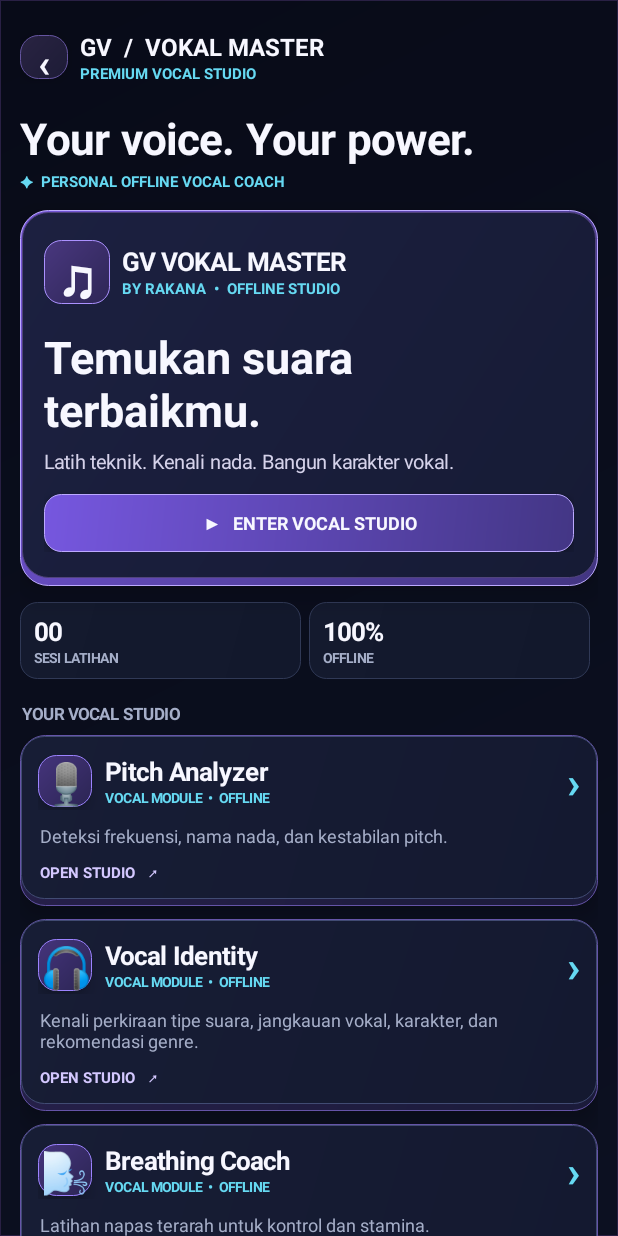
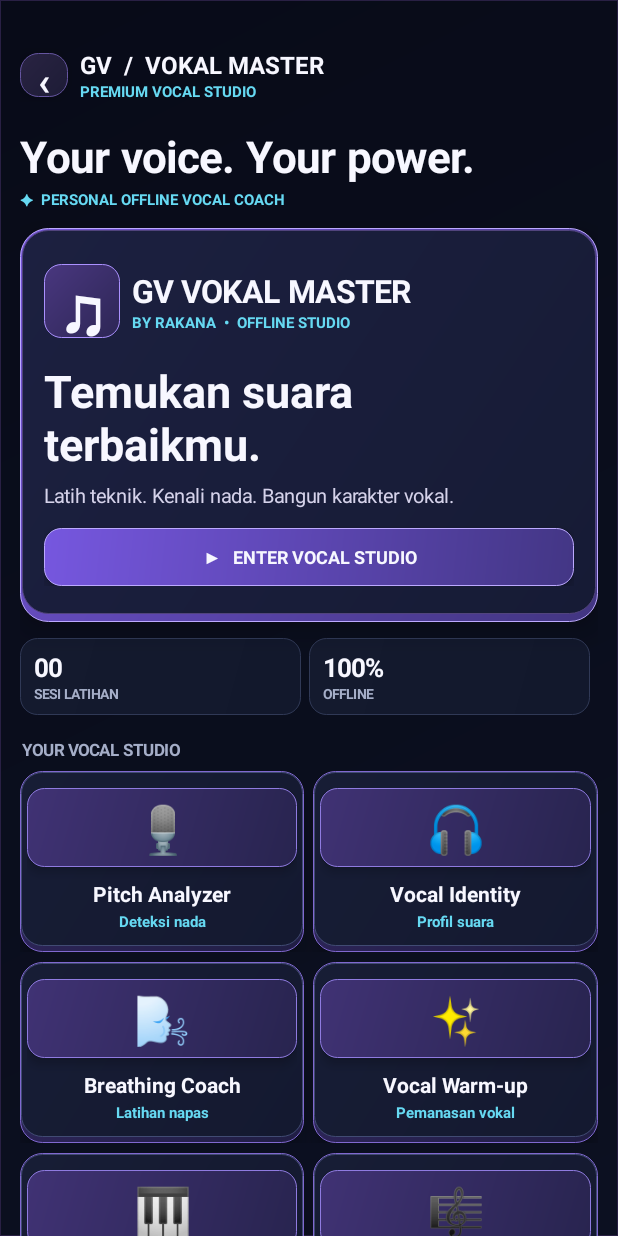
Before and after one commit to akiura1303/vocal-master-offline, an Android app: the screen it shows after launch (MainActivity), on a phone screen of 412 x 824 dp. Run offline under Robolectric (Android 15) with nearby library versions, the phone set to English and light mode, and no system bars.

Commit message:
Redesign home dashboard grid and improve GV branding spacing

```diff
--- a/app/src/main/java/id/vocalmaster/offline/MainActivity.java
+++ b/app/src/main/java/id/vocalmaster/offline/MainActivity.java
@@ -34,7 +34,7 @@ public class MainActivity extends Activity {
         stopMic(); onHome=false; backAction=()->home();
         page=col(); page.setBackground(shape(bg,0,0xFF292044));
         ScrollView sc=new ScrollView(this); sc.setFillViewport(true);
-        body=col(); body.setPadding(20,30,20,30); sc.addView(body); page.addView(sc); setContentView(page);
+        body=col(); body.setPadding(20,48,20,30); sc.addView(body); page.addView(sc); setContentView(page);
         LinearLayout nav=new LinearLayout(this); nav.setGravity(Gravity.CENTER_VERTICAL); nav.setPadding(0,0,0,16);
         TextView back=txt("‹",26,white,true); back.setGravity(Gravity.CENTER); back.setBackground(shape(0xFF292342,18,0xFF6555A0)); back.setElevation(10);
         LinearLayout.LayoutParams bp=new LinearLayout.LayoutParams(48,44); bp.rightMargin=12; nav.addView(back,bp); back.setOnClickListener(v->goBack());
@@ -90,11 +90,11 @@ public class MainActivity extends Activity {
         private void home(){
         startPage("Your voice. Your power.","PERSONAL OFFLINE VOCAL COACH"); onHome=true; backAction=null;
         LinearLayout frame=col(); frame.setPadding(2,2,2,8); frame.setBackground(shape(0xFF7455D8,28,0xFFBCA9FF)); frame.setElevation(16f);
-        LinearLayout hero=col(); hero.setPadding(22,28,22,26); hero.setBackground(shape(0xFF1C2040,26,0xFF51447D)); frame.addView(hero);
+        LinearLayout hero=col(); hero.setPadding(22,34,22,28); hero.setBackground(shape(0xFF1C2040,26,0xFF51447D)); frame.addView(hero);
         LinearLayout brandRow=new LinearLayout(this); brandRow.setGravity(Gravity.CENTER_VERTICAL);
-        TextView logo=txt("♫",36,white,true); logo.setGravity(Gravity.CENTER); logo.setBackground(shape(0xFF49377F,17,0xFFAB91FF));
-        LinearLayout.LayoutParams lp=new LinearLayout.LayoutParams(66,64); lp.rightMargin=12; brandRow.addView(logo,lp);
-        LinearLayout brand=col(); brand.addView(txt("GV VOKAL MASTER",17,white,true)); brand.addView(txt("BY RAKANA  •  OFFLINE STUDIO",10,cyan,true)); brandRow.addView(brand); hero.addView(brandRow);
+        TextView logo=txt("♫",44,white,true); logo.setGravity(Gravity.CENTER); logo.setBackground(shape(0xFF49377F,17,0xFFAB91FF));
+        LinearLayout.LayoutParams lp=new LinearLayout.LayoutParams(76,74); lp.rightMargin=12; brandRow.addView(logo,lp);
+        LinearLayout brand=col(); brand.addView(txt("GV VOKAL MASTER",21,white,true)); brand.addView(txt("BY RAKANA  •  OFFLINE STUDIO",10,cyan,true)); brandRow.addView(brand); hero.addView(brandRow);
         TextView h=txt("Temukan suara\nterbaikmu.",30,white,true); h.setPadding(0,22,0,8); hero.addView(h);
         hero.addView(txt("Latih teknik. Kenali nada. Bangun karakter vokal.",13,0xFFD5D2EA,false));
         TextView start=txt("▶   ENTER VOCAL STUDIO",12,white,true); start.setGravity(Gravity.CENTER); start.setPadding(12,16,12,16);
@@ -104,17 +104,19 @@ public class MainActivity extends Activity {
         LinearLayout stats=new LinearLayout(this); stats.setPadding(0,16,0,7);
         stats.addView(stat("0"+sessions,"SESI LATIHAN")); stats.addView(stat("100%","OFFLINE")); body.addView(stats);
         label("Your vocal studio");
-        card("◉","Pitch Analyzer","Deteksi frekuensi, nama nada, dan kestabilan pitch.",this::tuner);
-        card("✺","Vocal Identity","Kenali perkiraan tipe suara, jangkauan vokal, karakter, dan rekomendasi genre.",this::identity);
-        card("◌","Breathing Coach","Latihan napas terarah untuk kontrol dan stamina.",()->exercise("Breathing Coach","Tarik napas lembut 4 hitungan. Tahan 2 hitungan, lalu hembuskan 6 hitungan.",4,2,6));
-        card("✧","Vocal Warm-up","Humming, lip trill, dan pemanasan rentang nada.",()->exercise("Vocal Warm-up","Mulai humming ringan, lanjut lip trill, lalu siren lembut. Jangan memaksa tenggorokan.",4,2,5));
-        card("♫","Virtual Piano","Nada referensi untuk membantu latihan intonasi.",this::piano);
-        card("⌁","Vocal Range Test","Eksplorasi nada rendah dan tinggi yang nyaman.",this::range);
-        card("▤","Vocal Academy","Materi teknik vokal dari dasar hingga lanjutan.",this::lessons);
+        LinearLayout grid=new LinearLayout(this);grid.setOrientation(1);
+        LinearLayout r1=new LinearLayout(this);r1.addView(menuTile("🎙","Pitch Analyzer","Deteksi nada",this::tuner),new LinearLayout.LayoutParams(0,-2,1));r1.addView(menuTile("🎧","Vocal Identity","Profil suara",this::identity),tileGap());grid.addView(r1);
+        LinearLayout r2=new LinearLayout(this);r2.setPadding(0,10,0,0);r2.addView(menuTile("🌬","Breathing Coach","Latihan napas",()->exercise("Breathing Coach","Tarik napas lembut 4 hitungan. Tahan 2 hitungan, lalu hembuskan 6 hitungan.",4,2,6)),new LinearLayout.LayoutParams(0,-2,1));r2.addView(menuTile("✨","Vocal Warm-up","Pemanasan vokal",()->exercise("Vocal Warm-up","Mulai humming ringan, lanjut lip trill, lalu siren lembut. Jangan memaksa tenggorokan.",4,2,5)),tileGap());grid.addView(r2);
+        LinearLayout r3=new LinearLayout(this);r3.setPadding(0,10,0,0);r3.addView(menuTile("🎹","Virtual Piano","Nada referensi",this::piano),new LinearLayout.LayoutParams(0,-2,1));r3.addView(menuTile("🎼","Vocal Range","Tes rentang nada",this::range),tileGap());grid.addView(r3);body.addView(grid);
+        LinearLayout shortcuts=new LinearLayout(this);shortcuts.setPadding(0,12,0,4);shortcuts.addView(menuShortcut("🎓  Vocal Academy",this::lessons),new LinearLayout.LayoutParams(0,54,1));shortcuts.addView(menuShortcut("⚙  Pengaturan",this::settings),tileGap());body.addView(shortcuts);
         label("About this studio");
         TextView credit=txt("GV Vokal Master  •  By Rakana\nDesigned for focused offline vocal practice.",11,muted,false); credit.setGravity(Gravity.CENTER); credit.setPadding(8,14,8,10); body.addView(credit);
     }
         private View stat(String value,String caption){LinearLayout box=col();box.setPadding(14,12,14,12);box.setBackground(shape(panel,17,0xFF303956));TextView v=txt(value,17,white,true);box.addView(v);box.addView(txt(caption,9,muted,true));LinearLayout.LayoutParams p=new LinearLayout.LayoutParams(0,-2,1);p.setMargins(0,0,8,0);box.setLayoutParams(p);return box;}
+    private LinearLayout.LayoutParams tileGap(){LinearLayout.LayoutParams p=new LinearLayout.LayoutParams(0,-2,1);p.leftMargin=9;return p;}
+    private View menuTile(String icon,String title,String desc,Runnable run){LinearLayout shell=col();shell.setPadding(1,1,1,6);shell.setBackground(shape(0xFF30265D,22,0xFF8068D0));shell.setElevation(10f);LinearLayout inner=col();inner.setGravity(Gravity.CENTER);inner.setPadding(6,16,6,14);inner.setBackground(shape(0xFF171D35,21,0xFF414B73));shell.addView(inner);TextView ic=txt(icon,31,white,true);ic.setGravity(Gravity.CENTER);ic.setBackground(shape(0xFF403274,17,0xFF8F7BE0));ic.setPadding(12,8,12,8);ic.setElevation(6f);inner.addView(ic);TextView name=txt(title,14,white,true);name.setGravity(Gravity.CENTER);name.setPadding(0,12,0,3);inner.addView(name);TextView d=txt(desc,10,cyan,true);d.setGravity(Gravity.CENTER);inner.addView(d);shell.setOnClickListener(v->run.run());return shell;}
+    private View menuShortcut(String title,Runnable run){TextView t=txt(title,13,white,true);t.setGravity(Gravity.CENTER);t.setBackground(shape(0xFF292342,18,0xFF7562B4));t.setElevation(7f);t.setOnClickListener(v->run.run());return t;}
+    private void settings(){startPage("Pengaturan","PERSONALIZE YOUR STUDIO");label("Bahasa aplikasi");card("🌐","Bahasa Indonesia","Bahasa yang sedang digunakan pada antarmuka aplikasi.",()->Toast.makeText(this,"Bahasa Indonesia aktif.",Toast.LENGTH_SHORT).show());card("🌍","English","Bahasa Inggris akan tersedia pada pembaruan berikutnya.",()->Toast.makeText(this,"English belum tersedia.",Toast.LENGTH_SHORT).show());label("Audio & perangkat");card("🔊","Suara piano","Nada piano menggunakan volume Media perangkat. Naikkan volume Media jika suara tidak terdengar.",()->piano());label("Tentang aplikasi");card("♫","GV Vokal Master – By Rakana","Pelatih vokal offline. Tidak memerlukan akun atau koneksi internet untuk fitur latihan.",()->{});action("KEMBALI KE MENU",this::home);}
     private void identity(){
         startPage("Vocal Identity","DISCOVER YOUR VOICE PROFILE");
         LinearLayout hero=col();hero.setPadding(17,18,17,18);hero.setBackground(shape(0xFF27204B,22,0xFF594A91));
```
